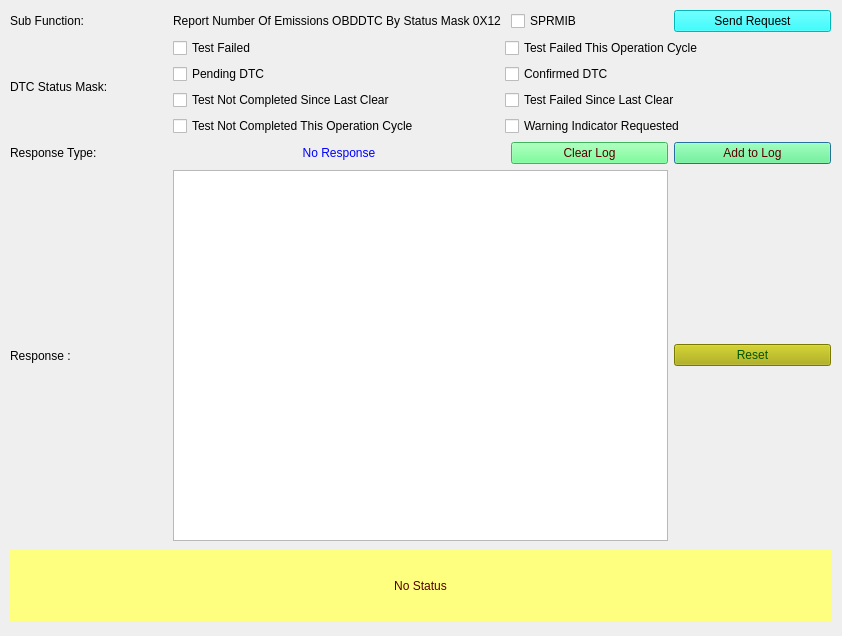
Above: SID_19_12.ui from VicharaVandana/ProxiCan before the change. Below: the same form after it.
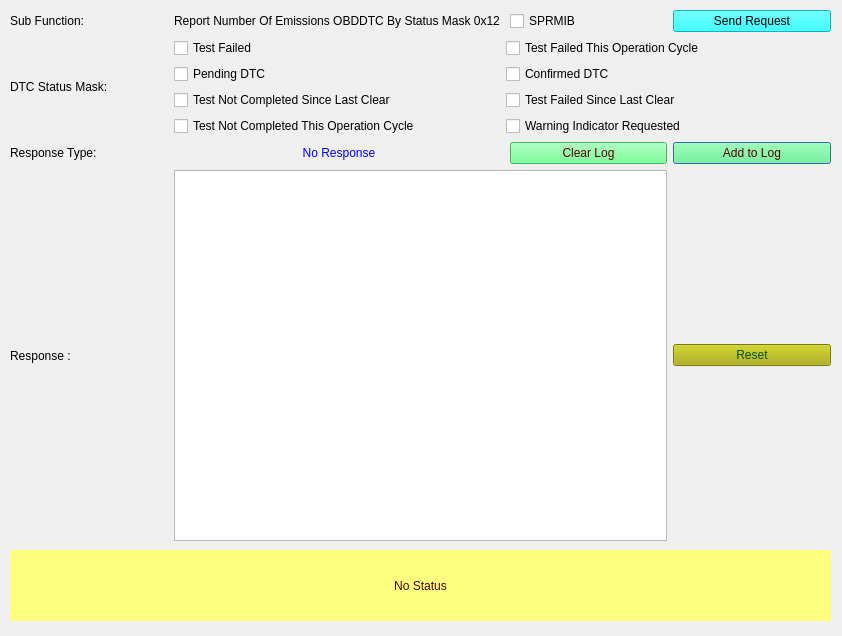
That is the form after the change.

```diff
--- a/SID_19_12.ui
+++ b/SID_19_12.ui
@@ -248,7 +248,7 @@
     <item row="0" column="1" colspan="2">
      <widget class="QLabel" name="subFunction_Name">
       <property name="text">
-       <string>Report Number Of Emissions OBDDTC By Status Mask 0X12 </string>
+       <string>Report Number Of Emissions OBDDTC By Status Mask 0x12 </string>
       </property>
      </widget>
     </item>
```
Left out of the diff: 2 changed lines with no effect on the pictures.
